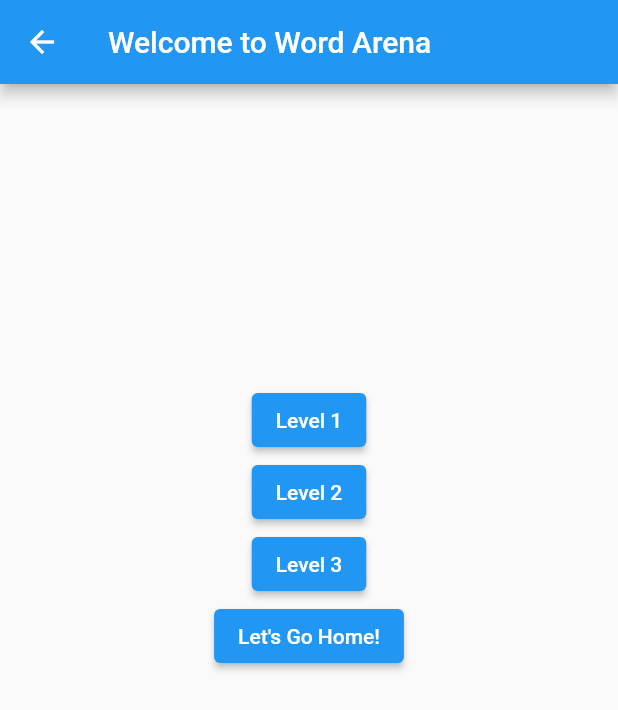
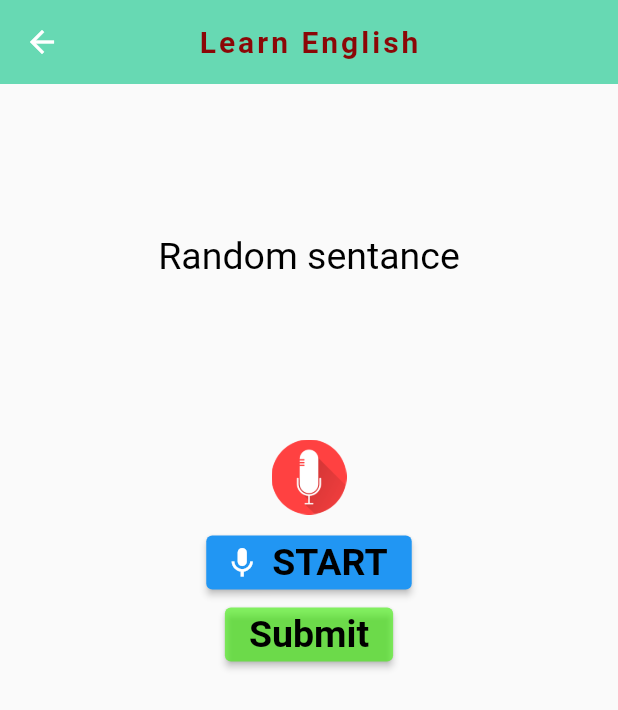
Before and after one commit to rishabhsingh20/speech-train, a Flutter app: the FirstRoute screen opened directly, after a tap on "Level 1", on a phone screen of 412 x 824 dp. Shown: the top 710 px of the screen. Run offline on Flutter 3.47's test engine with Material 2 defaults, Android fonts, the phone set to English and light mode, and no system bars; our stand-ins replace permission_handler; missing offline and left inert: flutter_sound, record.

```diff
--- /dev/null
+++ b/lib/api/recorder.dart
@@ -0,0 +1,54 @@
+// import 'package:record/record.dart';
+import 'package:flutter_sound/flutter_sound.dart';
+import 'package:permission_handler/permission_handler.dart';
+
+class SoundRecorder {
+  FlutterSoundRecorder? _recorder;
+  bool isinitialized = false;
+  bool get isrecording => _recorder!.isRecording;
+  Future init() async {
+    _recorder = FlutterSoundRecorder();
+    final status = await Permission.microphone.request();
+    if (status != PermissionStatus.granted) {
+      throw RecordingPermissionException("Microphone Permission Denied");
+    }
+
+    await _recorder!.openRecorder();
+    isinitialized = true;
+  }
+
+  void dispose() {
+    if (!isinitialized) return;
+    _recorder!.closeRecorder();
+    _recorder = null;
+    isinitialized = false;
+  }
+
+  Future _record() async {
+    if (!isinitialized) return;
+    await _recorder!.startRecorder(toFile: 'abc.mp3', codec: Codec.mp3);
+  }
+
+  Future _stop() async {
+    if (!isinitialized) return;
+    await _recorder!.stopRecorder();
+  }
+
+  Future toggleRecording() async {
+    if (_recorder!.isStopped) {
+      print('started');
+      await _record();
+    } else {
+      print('stopped');
+      await _stop();
+    }
+  }
+
+  // bool isrecording() {
+  //   if (_recorder != null) {
+  //     return _recorder!.isRecording;
+  //   }
+  //   return false;
+  // }
+  // bool get isrecording => _recorder!.isRecording;
+}
--- a/lib/home.dart
+++ b/lib/home.dart
@@ -1,4 +1,5 @@
 import 'package:flutter/material.dart';
+import 'package:flutter_application_1/screen/sentance.dart';
 
 class Home extends StatefulWidget {
   const Home({Key? key}) : super(key: key);
@@ -105,6 +106,11 @@ class FirstRoute extends StatelessWidget {
                 children: <Widget>[
                   ElevatedButton(
                     onPressed: () {
+                      Navigator.push(
+                        context,
+                        MaterialPageRoute(
+                            builder: (context) => const Sentance()),
+                      );
                       // Navigator.pop(context);
                       // Navigate back to first route when tapped.
                     },
--- a/lib/screen/sentance.dart
+++ b/lib/screen/sentance.dart
@@ -0,0 +1,134 @@
+import 'package:flutter/material.dart';
+import 'package:flutter_application_1/api/recorder.dart';
+import 'package:record/record.dart';
+
+class Sentance extends StatefulWidget {
+  const Sentance({Key? key}) : super(key: key);
+  @override
+  State<Sentance> createState() => Interface();
+}
+
+class Interface extends State<Sentance> {
+  final record = SoundRecorder();
+  @override
+  void initState() {
+    super.initState();
+
+    record.init();
+  }
+
+  @override
+  void dispose() {
+    super.dispose();
+
+    record.dispose();
+  }
+
+  Map data = {};
+  bool isrecord = true;
+  // final record = SoundRecorder();
+  @override
+  Widget build(BuildContext context) {
+    return Scaffold(
+      appBar: AppBar(
+        title: const Text(
+          'Learn English',
+          style: TextStyle(
+              color: Color.fromARGB(255, 139, 7, 7),
+              fontWeight: FontWeight.bold,
+              letterSpacing: 2.0),
+        ),
+        backgroundColor: Color.fromARGB(255, 103, 217, 179),
+        centerTitle: true,
+        elevation: 0,
+      ),
+      body: SafeArea(
+          bottom: true,
+          left: true,
+          top: false,
+          right: true,
+          child: Container(
+            child: Column(
+              children: <Widget>[
+                const SizedBox(height: 100),
+                Center(
+                  child: Text(
+                    'Random sentance',
+                    style: TextStyle(fontSize: 25, color: Colors.black),
+                    textAlign: TextAlign.center,
+                  ),
+                ),
+                const SizedBox(height: 100),
+                Center(
+                    child: IconButton(
+                  icon: Image.asset('assets/images/mic.png'),
+                  iconSize: 50,
+                  onPressed: () async {
+                    // abc
+                    // await record.start(
+                    //   path: 'aFullPath/myFile.m4a', // required
+                    //   encoder: AudioEncoder.AAC, // by default
+                    //   bitRate: 128000, // by default
+                    //   samplingRate: 44100, // by default
+                    // );
+                  },
+                )),
+                Center(
+                  // print(isrecord);
+                  child: buildstart(),
+
+                  // print(isrecord);
+                ),
+                Center(
+                  child: ElevatedButton(
+                    style: ElevatedButton.styleFrom(
+                      primary: Color.fromARGB(158, 63, 240, 9), // background
+                      onPrimary: Colors.yellow, // foreground
+                    ),
+                    onPressed: () {
+                      //navigator.push()
+                    },
+                    child: Text(
+                      'Submit',
+                      style: TextStyle(
+                          fontWeight: FontWeight.bold,
+                          fontSize: 25,
+                          color: Colors.black),
+                    ),
+                    // shape: new RoundedRectangleBorder(
+                    //     borderRadius: new BorderRadius.circular(45.0)),
+                  ),
+                ),
+              ],
+            ),
+          )),
+    );
+  }
+
+  Widget buildstart() {
+    final isRecording = record.isrecording;
+    final IconData icon = isRecording ? Icons.stop : Icons.mic;
+    final txt = isRecording ? 'STOP' : 'START';
+    // final
+
+    print(isrecord);
+    // String txt = isrecord == true ? 'Stop' : "Stop";
+    print(txt);
+    return ElevatedButton.icon(
+      onPressed: () async {
+        final isRecording = await record.toggleRecording();
+        setState(() {});
+        // print(isrecord);
+        // isrecord = isrecord == true ? false : true;
+        // txt = isrecord == true ? 'Stop' : "Start";
+        // print(isrecord);
+      },
+      icon: Icon(icon),
+      label: Text(
+        txt,
+        style: TextStyle(
+            fontWeight: FontWeight.bold, fontSize: 25, color: Colors.black),
+      ),
+    );
+  }
+}
```
Also changed, not shown: pubspec.yaml (+5 -2 lines), assets/images/mic.png (added), pubspec.lock, 4 other files.
